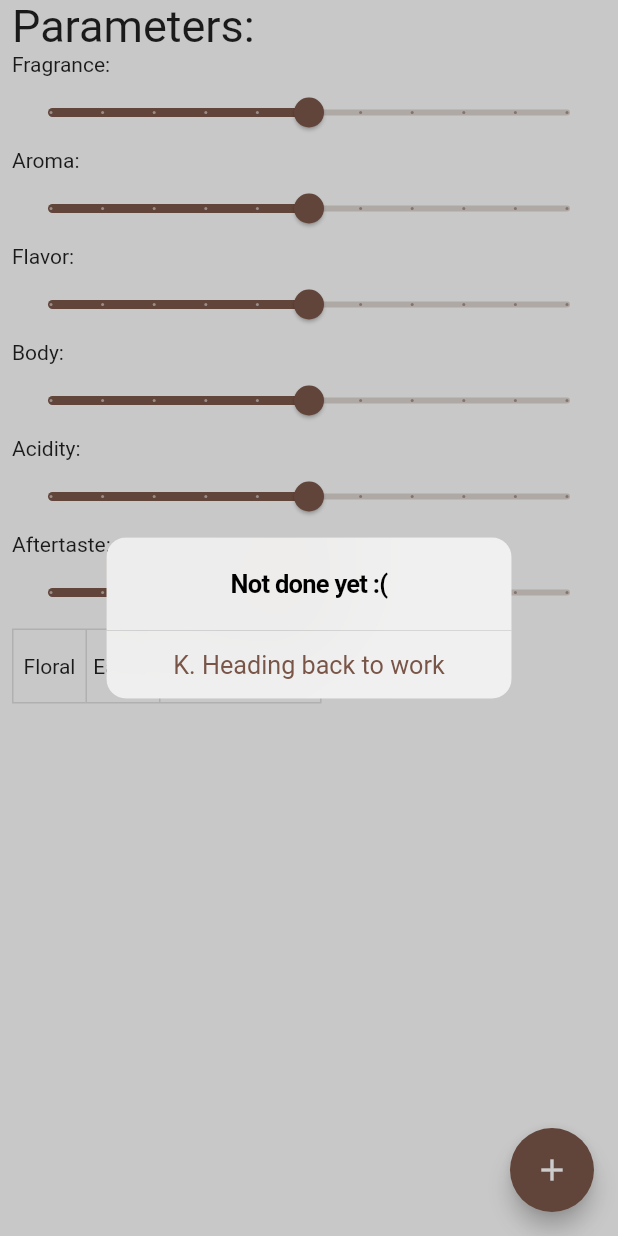
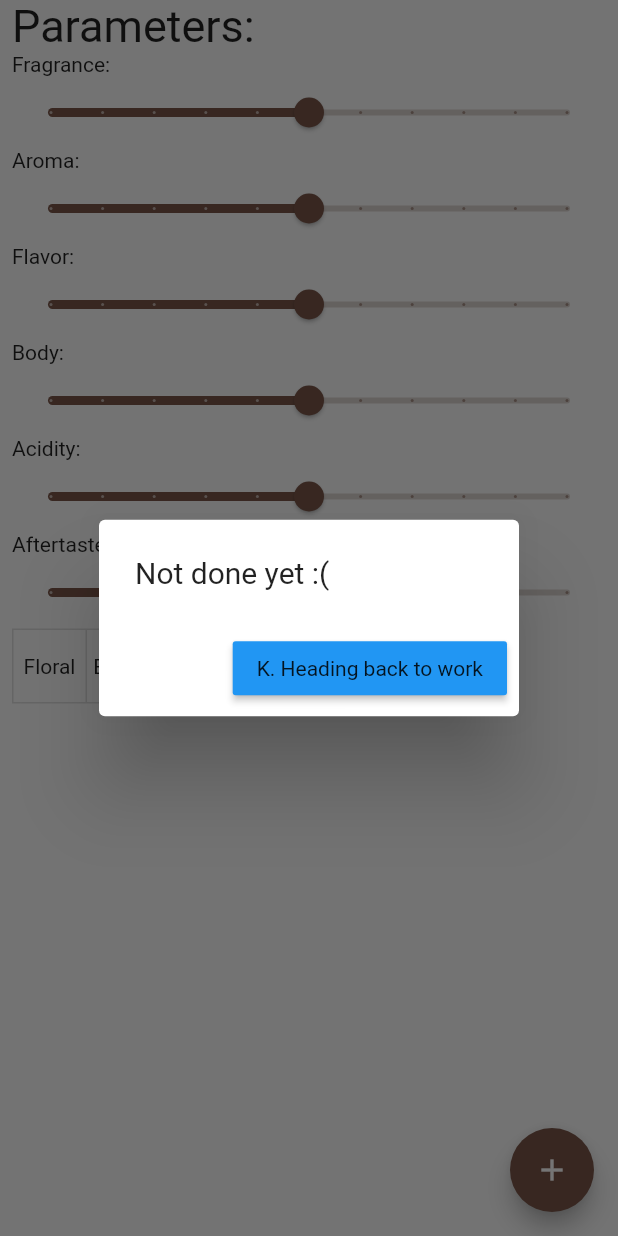
Before and after one commit to Krzysztof-Dziardziel/coffeeBook, a Flutter app: the NewBrew screen opened directly, after a tap on the "add" icon, on a phone screen of 412 x 824 dp. Run offline on Flutter 3.47's test engine with Material 2 defaults, Android fonts, the phone set to English and light mode, and no system bars; our stand-ins replace auto_size_text, carousel_slider, datetime_picker_formfield, flutter_icons, shared_preferences, sqflite; missing offline and left inert: autocomplete_textfield; accounts and stored records are empty.

Commit message:
Changed cupertino to material widgets

```diff
--- a/lib/newBrew/newBrew.dart
+++ b/lib/newBrew/newBrew.dart
@@ -22,13 +22,14 @@ class _NewBrewState extends State<NewBrew> {
               backgroundColor: Colors.brown,
               child: Icon(Icons.add),
               onPressed: () {
-                showCupertinoDialog(
+                showDialog(
                   context: context,
-                  builder: (BuildContext context) => CupertinoAlertDialog(
+                  builder: (BuildContext context) => AlertDialog(
                     title: const Text('Not done yet :('),
                     actions: <Widget>[
-                      CupertinoDialogAction(
+                      MaterialButton(
                         child: const Text('K. Heading back to work'),
+                        color: Colors.blue,
                         onPressed: () {
                           Navigator.pop(context, 'ok');
                         },
--- a/pubspec.yaml
+++ b/pubspec.yaml
@@ -8,7 +8,6 @@ environment:
 dependencies:
   flutter:
     sdk: flutter
-  cupertino_icons: ^0.1.3
   carousel_slider: ^1.3.0
   path_provider: ^1.6.5
   sqflite: ^1.3.0
```
Also changed, not shown: pubspec.lock.
